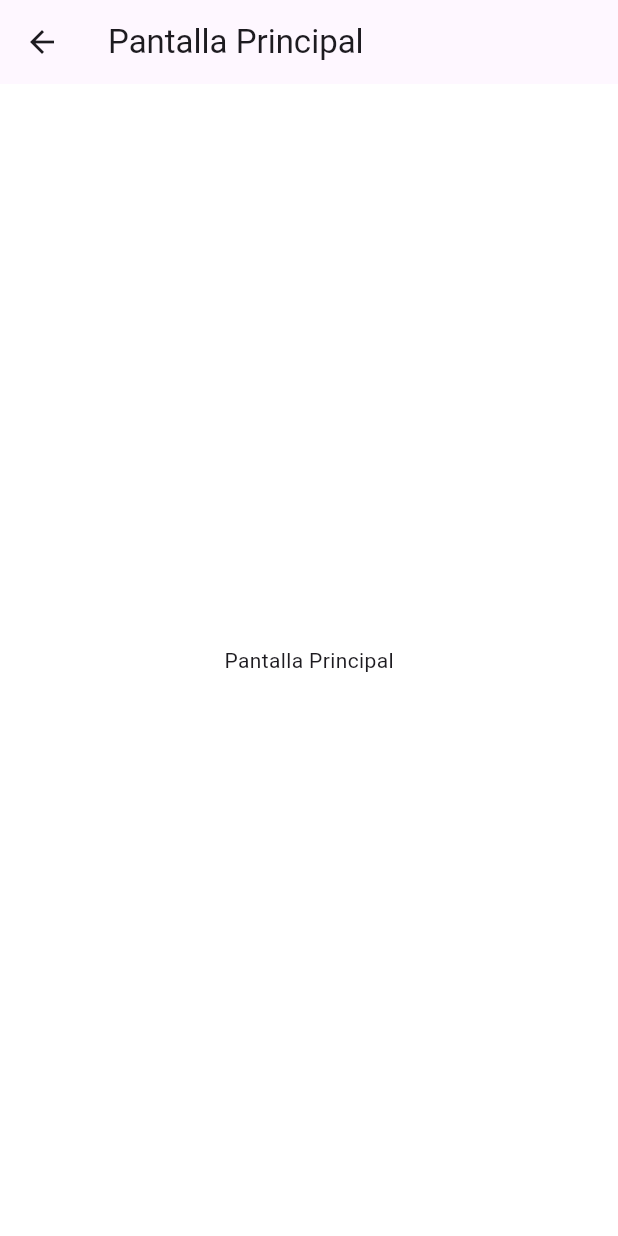
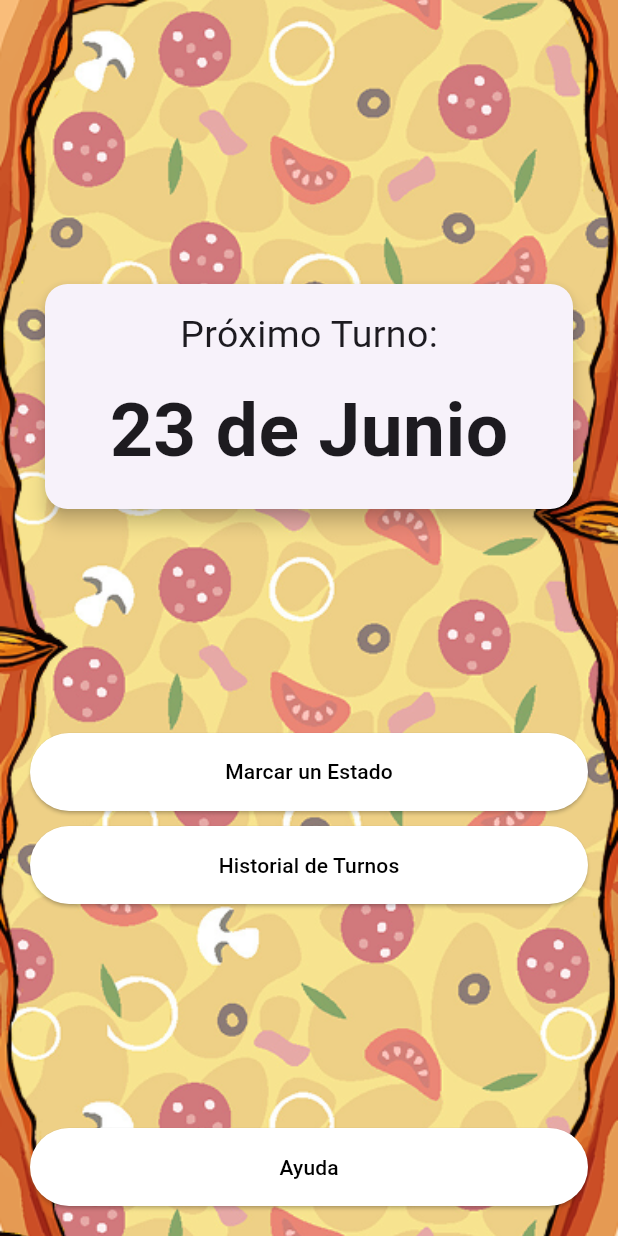
Before and after one commit to Sailok25/Conta-Pizza, a Flutter app: the PantallaPrincipal screen opened by its route, on a phone screen of 412 x 824 dp. Run offline on Flutter 3.47's test engine with Material 3 defaults, Android fonts, the phone set to English and light mode, and no system bars.

Commit message:
nuevas ventanas

```diff
--- /dev/null
+++ b/lib/ayuda.dart
@@ -0,0 +1,15 @@
+import 'package:flutter/material.dart';
+
+class Ayuda extends StatelessWidget {
+  @override
+  Widget build(BuildContext context) {
+    return Scaffold(
+      appBar: AppBar(
+        title: Text('Pantalla Ayuda'),
+      ),
+      body: Center(
+        child: Text('Pantalla Ayuda'),
+      ),
+    );
+  }
+}
--- /dev/null
+++ b/lib/estado_turno.dart
@@ -0,0 +1,15 @@
+import 'package:flutter/material.dart';
+
+class EstadoTurno extends StatelessWidget {
+  @override
+  Widget build(BuildContext context) {
+    return Scaffold(
+      appBar: AppBar(
+        title: Text('Pantalla Principal'),
+      ),
+      body: Center(
+        child: Text('Pantalla Principal'),
+      ),
+    );
+  }
+}
--- a/lib/home.dart
+++ b/lib/home.dart
@@ -4,11 +4,115 @@ class PantallaPrincipal extends StatelessWidget {
   @override
   Widget build(BuildContext context) {
     return Scaffold(
-      appBar: AppBar(
-        title: Text('Pantalla Principal'),
-      ),
-      body: Center(
-        child: Text('Pantalla Principal'),
+      body: Container(
+        decoration: BoxDecoration(
+          image: DecorationImage(
+            image: AssetImage('assets/fondo.png'),
+            fit: BoxFit.cover,
+          ),
+        ),
+        child: Padding(
+          padding: const EdgeInsets.symmetric(horizontal: 20.0),
+          child: Column(
+            mainAxisAlignment: MainAxisAlignment.spaceBetween,
+            children: [
+              const SizedBox(height: 40),
+              Card(
+                margin: const EdgeInsets.symmetric(horizontal: 10.0),
+                shape: RoundedRectangleBorder(
+                  borderRadius: BorderRadius.circular(15.0),
+                ),
+                elevation: 5,
+                child: Container(
+                  width: double.infinity, // Esto hace que la tarjeta ocupe todo el ancho posible
+                  padding: const EdgeInsets.all(16.0),
+                  child: Column(
+                    children: [
+                      const Text(
+                        'Próximo Turno:',
+                        style: TextStyle(fontSize: 25),
+                      ),
+                      const SizedBox(height: 10),
+                      const Text(
+                        '23 de Junio',
+                        style: TextStyle(
+                          fontSize: 50,
+                          fontWeight: FontWeight.bold,
+                        ),
+                      ),
+                    ],
+                  ),
+                ),
+              ),
+              Column(
+                mainAxisAlignment: MainAxisAlignment.center,
+                children: [
+                  SizedBox(
+                    width: double.infinity,
+                    child: ElevatedButton(
+                      onPressed: () {
+                        Navigator.pushNamed(context, '/estado_turno');
+                      },
+                      style: ElevatedButton.styleFrom(
+                        backgroundColor: Colors.white,
+                        padding: const EdgeInsets.symmetric(vertical: 16),
+                        shape: RoundedRectangleBorder(
+                          borderRadius: BorderRadius.circular(30.0),
+                        ),
+                      ),
+                      child: const Text(
+                        'Marcar un Estado',
+                        style: TextStyle(color: Colors.black),
+                      ),
+                    ),
+                  ),
+                  const SizedBox(height: 10),
+                  SizedBox(
+                    width: double.infinity,
+                    child: ElevatedButton(
+                      onPressed: () {
+                        Navigator.pushNamed(context, '/historial');
+                      },
+                      style: ElevatedButton.styleFrom(
+                        backgroundColor: Colors.white,
+                        padding: const EdgeInsets.symmetric(vertical: 16),
+                        shape: RoundedRectangleBorder(
+                          borderRadius: BorderRadius.circular(30.0),
+                        ),
+                      ),
+                      child: const Text(
+                        'Historial de Turnos',
+                        style: TextStyle(color: Colors.black),
+                      ),
+                    ),
+                  ),
+                ],
+              ),
+              Padding(
+                padding: const EdgeInsets.only(bottom: 20.0),
+                child: SizedBox(
+                  width: double.infinity,
+                  child: ElevatedButton(
+                    onPressed: () {
+                      Navigator.pushNamed(context, '/ayuda');
+                    },
+                    style: ElevatedButton.styleFrom(
+                      backgroundColor: Colors.white,
+                      padding: const EdgeInsets.symmetric(vertical: 16),
+                      shape: RoundedRectangleBorder(
+                        borderRadius: BorderRadius.circular(30.0),
+                      ),
+                    ),
+                    child: const Text(
+                      'Ayuda',
+                      style: TextStyle(color: Colors.black),
+                    ),
+                  ),
+                ),
+              ),
+            ],
+          ),
+        ),
       ),
     );
   }
--- a/lib/login.dart
+++ b/lib/login.dart
@@ -1,6 +1,10 @@
 import 'package:flutter/material.dart';
 
 class Login extends StatelessWidget {
+  // Controladores para los campos de texto
+  final TextEditingController emailController = TextEditingController();
+  final TextEditingController passwordController = TextEditingController();
+
   @override
   Widget build(BuildContext context) {
     return Scaffold(
@@ -28,6 +32,7 @@ class Login extends StatelessWidget {
               Container(
                 margin: EdgeInsets.symmetric(horizontal: 40),
                 child: TextField(
+                  controller: emailController,
                   decoration: InputDecoration(
                     filled: true,
                     fillColor: Colors.white,
@@ -50,6 +55,7 @@ class Login extends StatelessWidget {
               Container(
                 margin: EdgeInsets.symmetric(horizontal: 40),
                 child: TextField(
+                  controller: passwordController,
                   obscureText: true,
                   decoration: InputDecoration(
                     filled: true,
@@ -72,7 +78,10 @@ class Login extends StatelessWidget {
               SizedBox(height: 30),
               ElevatedButton(
                 onPressed: () {
-                  // Acción para iniciar sesión
+                  // Aquí puedes agregar la lógica para autenticar al usuario
+                  // Por ahora, simplemente navega a la pantalla principal
+                  Navigator.pushReplacementNamed(
+                      context, '/pantalla_principal');
                 },
                 style: ElevatedButton.styleFrom(
                   backgroundColor: Colors.red,
@@ -97,7 +106,7 @@ class Login extends StatelessWidget {
                 child: Text(
                   '¿No tienes una cuenta? Regístrate',
                   style: TextStyle(
-                    color: const Color.fromARGB(255, 0, 0, 0),
+                    color: Colors.black,
                     fontSize: 18,
                     fontWeight: FontWeight.bold,
                   ),
--- a/lib/main.dart
+++ b/lib/main.dart
@@ -1,9 +1,11 @@
+import 'package:conta_pizza/estado_turno.dart';
 import 'package:flutter/material.dart';
 import 'inicio.dart';
 import 'login.dart';
 import 'registro.dart';
 import 'home.dart';
 import 'historial.dart';
+import 'ayuda.dart';
 
 void main() {
   runApp(MyApp());
@@ -13,7 +15,7 @@ class MyApp extends StatelessWidget {
   @override
   Widget build(BuildContext context) {
     return MaterialApp(
-      title: 'Mi App',
+      title: 'ContaPizza',
       theme: ThemeData(
         primarySwatch: Colors.blue,
         scaffoldBackgroundColor: Colors.white,
@@ -27,6 +29,8 @@ class MyApp extends StatelessWidget {
         '/registro': (context) => Registro(),
         '/pantalla_principal': (context) => PantallaPrincipal(),
         '/historial': (context) => Historial(),
+        '/estado_turno': (context) => EstadoTurno(),
+        '/ayuda': (context) => Ayuda(), // Asumiendo que 'EstadoTurno' es la pantalla de ayuda
       },
       onUnknownRoute: (settings) {
         return MaterialPageRoute(builder: (context) => Inicio());
```
